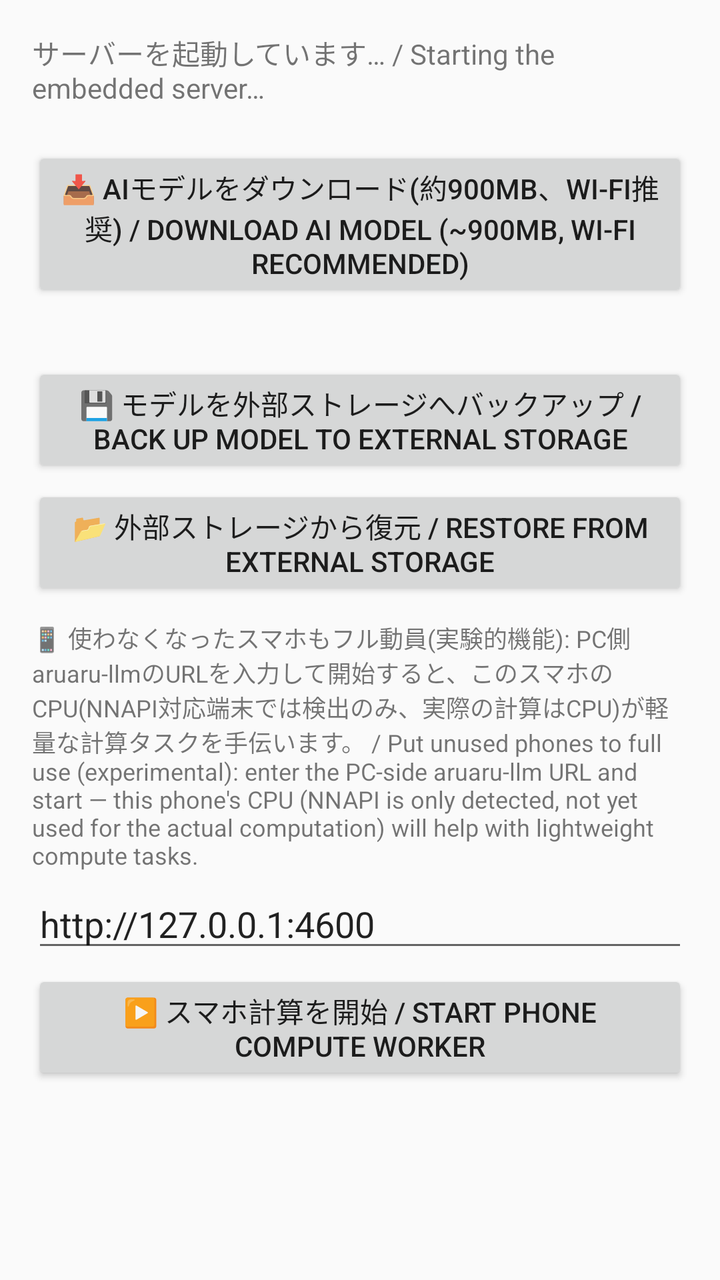
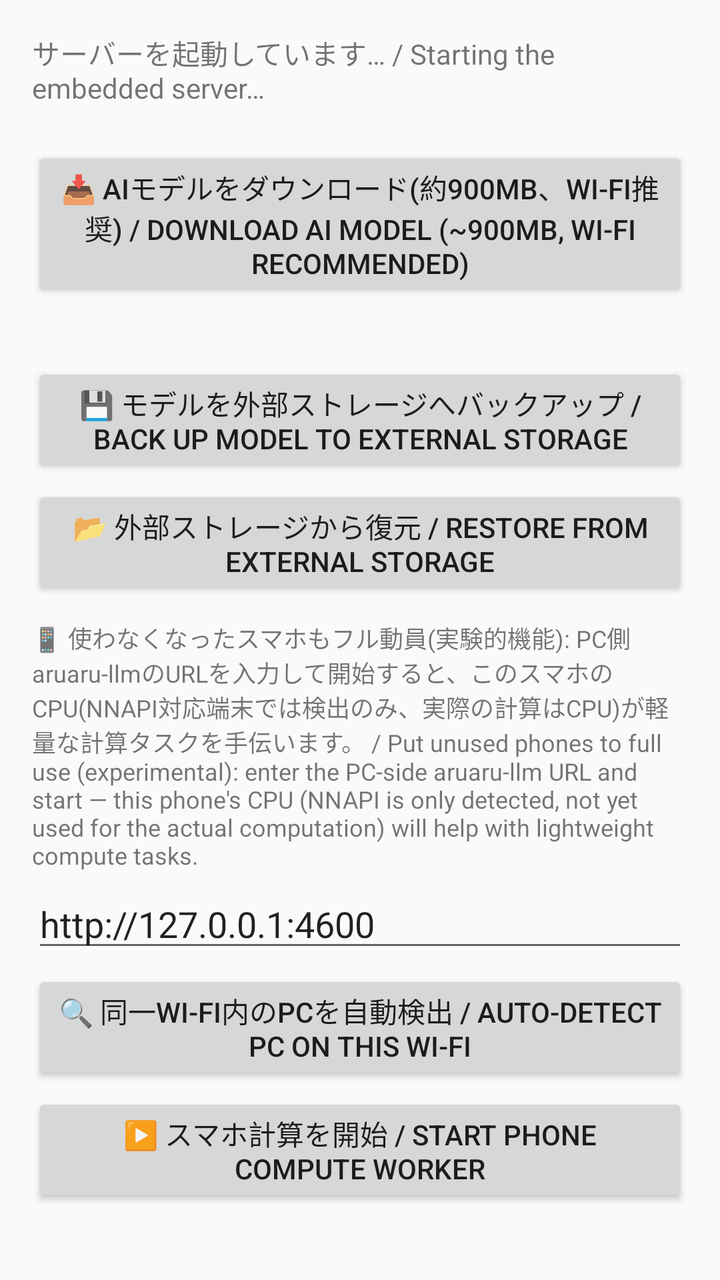

The first picture is an Android layout as it rendered before a commit; the second is the same layout after the commit. The layout source and the unified diff follow.
<!-- AndroidManifest.xml: application theme Theme.OpenEnglish -->
<!-- res/layout/activity_main.xml -->
<?xml version="1.0" encoding="utf-8"?>
<LinearLayout xmlns:android="http://schemas.android.com/apk/res/android"
    android:layout_width="match_parent"
    android:layout_height="match_parent"
    android:orientation="vertical">

    
    <LinearLayout
        android:id="@+id/setup_panel"
        android:layout_width="match_parent"
        android:layout_height="wrap_content"
        android:orientation="vertical"
        android:padding="16dp">

        <TextView
            android:id="@+id/setup_help"
            android:layout_width="match_parent"
            android:layout_height="wrap_content"
            android:text="@string/setup_help"
            android:textSize="14sp"
            android:paddingBottom="12dp" />

        <TextView
            android:id="@+id/update_notice"
            android:layout_width="match_parent"
            android:layout_height="wrap_content"
            android:textColor="#D6336C"
            android:layout_marginTop="8dp"
            android:visibility="gone" />

        
        <Button
            android:id="@+id/download_model_btn"
            android:layout_width="match_parent"
            android:layout_height="wrap_content"
            android:layout_marginTop="8dp"
            android:text="@string/download_model_button" />

        <TextView
            android:id="@+id/download_model_status"
            android:layout_width="match_parent"
            android:layout_height="wrap_content"
            android:textSize="13sp"
            android:layout_marginTop="6dp"
            android:visibility="gone" />

        
        <TextView
            android:id="@+id/model_storage_path"
            android:layout_width="match_parent"
            android:layout_height="wrap_content"
            android:textSize="12sp"
            android:layout_marginTop="10dp"
            android:textIsSelectable="true" />

        <Button
            android:id="@+id/backup_models_btn"
            android:layout_width="match_parent"
            android:layout_height="wrap_content"
            android:layout_marginTop="4dp"
            android:text="@string/backup_models_button" />

        <Button
            android:id="@+id/restore_models_btn"
            android:layout_width="match_parent"
            android:layout_height="wrap_content"
            android:layout_marginTop="4dp"
            android:text="@string/restore_models_button" />

        <TextView
            android:id="@+id/backup_models_status"
            android:layout_width="match_parent"
            android:layout_height="wrap_content"
            android:textSize="13sp"
            android:layout_marginTop="6dp"
            android:visibility="gone" />

        
        <TextView
            android:layout_width="match_parent"
            android:layout_height="wrap_content"
            android:textSize="12sp"
            android:layout_marginTop="10dp"
            android:text="@string/phone_accel_help" />

        <EditText
            android:id="@+id/phone_accel_pc_url"
            android:layout_width="match_parent"
            android:layout_height="wrap_content"
            android:layout_marginTop="4dp"
            android:hint="@string/phone_accel_url_hint"
            android:text="http://127.0.0.1:4600"
            android:inputType="textUri" />

        <Button
            android:id="@+id/phone_accel_toggle_btn"
            android:layout_width="match_parent"
            android:layout_height="wrap_content"
            android:layout_marginTop="4dp"
            android:text="@string/phone_accel_start_button" />

        <TextView
            android:id="@+id/phone_accel_status"
            android:layout_width="match_parent"
            android:layout_height="wrap_content"
            android:textSize="12sp"
            android:layout_marginTop="6dp"
            android:visibility="gone" />
    </LinearLayout>

    <WebView
        android:id="@+id/web_view"
        android:layout_width="match_parent"
        android:layout_height="0dp"
        android:layout_weight="1"
        android:visibility="gone" />

</LinearLayout>
<!-- resources referenced by this layout -->
<resources>
  <string name="backup_models_button">💾 モデルを外部ストレージへバックアップ / Back up model to external storage</string>
  <string name="download_model_button">📥 AIモデルをダウンロード(約900MB、Wi-Fi推奨) / Download AI model (~900MB, Wi-Fi recommended)</string>
  <string name="phone_accel_help">📱 使わなくなったスマホもフル動員(実験的機能): PC側aruaru-llmのURLを入力して開始すると、このスマホのCPU(NNAPI対応端末では検出のみ、実際の計算はCPU)が軽量な計算タスクを手伝います。 / Put unused phones to full use (experimental): enter the PC-side aruaru-llm URL and start — this phone\'s CPU (NNAPI is only detected, not yet used for the actual computation) will help with lightweight compute tasks.</string>
  <string name="phone_accel_start_button">▶️ スマホ計算を開始 / Start phone compute worker</string>
  <string name="phone_accel_url_hint">PC aruaru-llm URL (e.g. http://192.168.1.10:4600)</string>
  <string name="restore_models_button">📂 外部ストレージから復元 / Restore from external storage</string>
  <string name="setup_help">サーバーを起動しています… / Starting the embedded server…</string>
  <style name="Theme.OpenEnglish" parent="Theme.AppCompat.DayNight.NoActionBar" />
</resources>

<!-- the commit's change to res/layout/activity_main.xml (unified diff, before → after) -->
@@ -93,6 +93,13 @@
             android:inputType="textUri" />
 
         <Button
+            android:id="@+id/phone_accel_autodetect_btn"
+            android:layout_width="match_parent"
+            android:layout_height="wrap_content"
+            android:layout_marginTop="4dp"
+            android:text="@string/phone_accel_autodetect_button" />
+
+        <Button
             android:id="@+id/phone_accel_toggle_btn"
             android:layout_width="match_parent"
             android:layout_height="wrap_content"
<!-- resource entries referenced after the edit -->
@@ -2,6 +2,7 @@
 <resources>
   <string name="backup_models_button">💾 モデルを外部ストレージへバックアップ / Back up model to external storage</string>
   <string name="download_model_button">📥 AIモデルをダウンロード(約900MB、Wi-Fi推奨) / Download AI model (~900MB, Wi-Fi recommended)</string>
+  <string name="phone_accel_autodetect_button">🔍 同一Wi-Fi内のPCを自動検出 / Auto-detect PC on this Wi-Fi</string>
   <string name="phone_accel_help">📱 使わなくなったスマホもフル動員(実験的機能): PC側aruaru-llmのURLを入力して開始すると、このスマホのCPU(NNAPI対応端末では検出のみ、実際の計算はCPU)が軽量な計算タスクを手伝います。 / Put unused phones to full use (experimental): enter the PC-side aruaru-llm URL and start — this phone\'s CPU (NNAPI is only detected, not yet used for the actual computation) will help with lightweight compute tasks.</string>
   <string name="phone_accel_start_button">▶️ スマホ計算を開始 / Start phone compute worker</string>
   <string name="phone_accel_url_hint">PC aruaru-llm URL (e.g. http://192.168.1.10:4600)</string>
